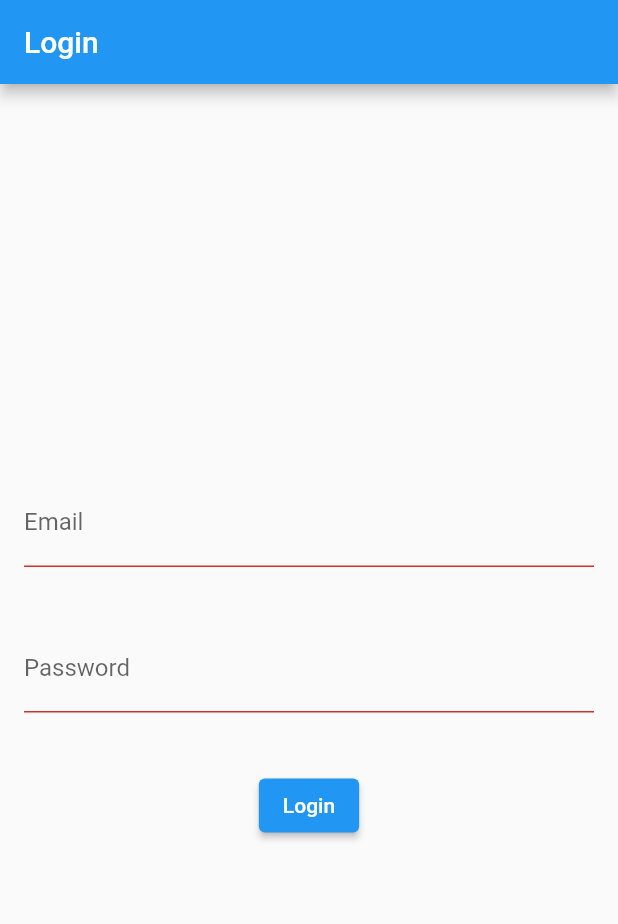
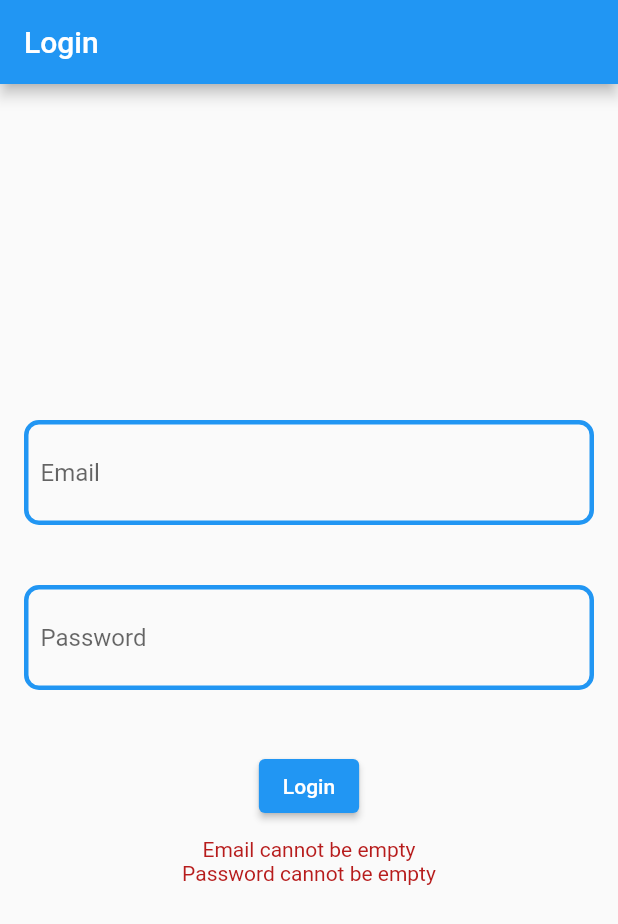
Before and after one commit to bounswe/bounswe2023group3, a Flutter app: the screen it shows after launch, after a tap on "Login", on a phone screen of 412 x 824 dp. Shown: the top 924 px of the screen. Run offline on Flutter 3.47's test engine with Material 2 defaults, Android fonts, the phone set to English and light mode, and no system bars; our stand-ins replace email_validator.

Commit message:
added some styling for the borders

```diff
--- a/app/mobile/lib/view/login/customTextField.dart
+++ b/app/mobile/lib/view/login/customTextField.dart
@@ -20,15 +20,42 @@ class CustomTextField extends StatelessWidget {
 
   @override
   Widget build(BuildContext context) {
-    return TextField(
+    return Column(
+      crossAxisAlignment: CrossAxisAlignment.start,
+      children: [
+        Container(
+          padding: const EdgeInsets.all(8.0),
+          decoration: BoxDecoration(
+            borderRadius: BorderRadius.circular(10.0),
+            border: Border.all(
+              color: Colors.blue,
+              width: 3.0,
+            ),
+          ),
+          child: TextField(
             controller: controller,
             keyboardType: keyboardType,
             obscureText: obscureText,
             onChanged: onChanged,
             decoration: InputDecoration(
-        labelText: labelText,
-        errorText: errorText,
+              hintText: labelText,
+              border: InputBorder.none,
+              labelStyle: const TextStyle(
+                color: Colors.black,
               ),
+            ),
+          ),
+        ),
+        Padding(
+          padding: const EdgeInsets.only(top: 8.0, left: 12.0),
+          child: Text(
+            errorText,
+            style: TextStyle(color: Colors.red[900]),
+          ),
+        ),
+      ],
     );
   }
+
+
 }
--- a/app/mobile/lib/view/login/loginScreen.dart
+++ b/app/mobile/lib/view/login/loginScreen.dart
@@ -17,23 +17,51 @@ class _LoginScreenState extends State<LoginScreen> {
 
   bool isEmailValid = true; // Track email validation
   bool isPasswordValid = true; // Add more validation as needed for password
+  bool emptyEmail = false;
+  bool emptyPassword = false;
 
   void validateEmail(String email) {
     setState(() {
-      isEmailValid = EmailValidator.validate(email);
+      emptyPassword = false;
+      emptyEmail = false;
+      if (email.isEmpty) {
+        isEmailValid = true;
+      } else {
+        isEmailValid = EmailValidator.validate(email);
+      }
     });
   }
 
   // Add more validation logic for password as needed
   void validatePassword(String password) {
     setState(() {
-      isPasswordValid = password.length >= 6; // For example, password should be at least 6 characters
+      emptyPassword = false;
+      emptyEmail = false;
+      if (password.isEmpty) {
+        isPasswordValid = true;
+      }
+      else {
+        isPasswordValid = password.length >= 6; // For example, password should be at least 6 characters
+      }
     });
   }
 
   void login() async {
     String email = emailController.text;
     String password = passwordController.text;
+    if (email.isEmpty) {
+      setState(() {
+        emptyEmail = true;
+      });
+    }
+    if (password.isEmpty) {
+      setState(() {
+        emptyPassword = true;
+      });
+    }
+    if (emptyEmail || emptyPassword) {
+      return;
+    }
     // Perform login validation and navigate to the next screen if successful
     AuthService authService = AuthService();
     http.Response response = await authService.login(email, password);
@@ -71,6 +99,25 @@ class _LoginScreenState extends State<LoginScreen> {
               onPressed: isEmailValid && isPasswordValid ? login : null,
               child: const Text('Login'),
             ),
+            Padding(
+              padding: const EdgeInsets.all(10),
+              child: Column(
+                children: [
+                  Text(
+                    emptyEmail ? 'Email cannot be empty' : '',
+                    style: TextStyle(
+                      color: Colors.red[900],
+                    ),
+                  ),
+                  Text(
+                    emptyPassword ? 'Password cannot be empty' : '',
+                    style: TextStyle(
+                      color: Colors.red[900],
+                    ),
+                  ),
+                ],
+              ),
+            )
           ],
         ),
       ),
```
Lines whose indentation alone changed are shown as unchanged.
